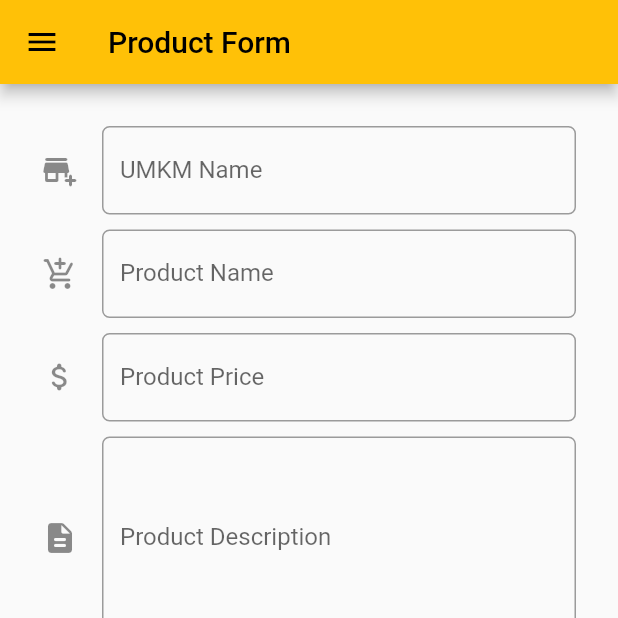
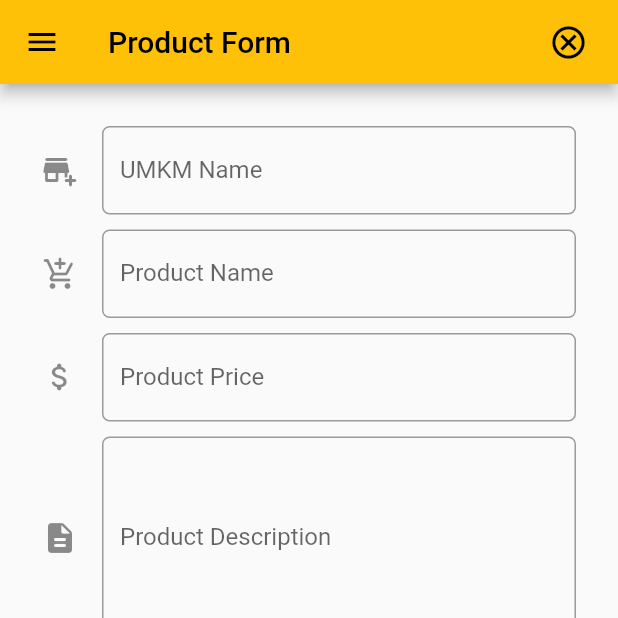
Before and after one commit to PBP22-23-C-11/buzzar-id-mobile, a Flutter app: the MyProductFormPage screen opened directly, on a phone screen of 412 x 824 dp, the top half of it. Run offline on Flutter 3.47's test engine with Material 2 defaults, Android fonts, the phone set to English and light mode, and no system bars; missing offline and left inert: pbp_django_auth; network calls fail.

Commit message:
Add views for flutter

```diff
--- a/buzzarid_mobile/lib/products/page/product_form.dart
+++ b/buzzarid_mobile/lib/products/page/product_form.dart
@@ -1,4 +1,5 @@
 import 'package:buzzarid_mobile/common/components/drawer.dart';
+import 'package:buzzarid_mobile/products/page/product_show.dart';
 import 'package:flutter/material.dart';
 import 'package:flutter/services.dart';
 import 'package:pbp_django_auth/pbp_django_auth.dart';
@@ -27,9 +28,22 @@ class _MyProductFormPageState extends State<MyProductFormPage> {
   Widget build(BuildContext context) {
     final request = context.read<CookieRequest>();
     return Scaffold(
-      appBar: AppBar(
-        title: const Text("Product Form"),
-      ),
+      appBar: AppBar(title: const Text("Product Form"), actions: <Widget>[
+        Padding(
+            padding: const EdgeInsets.only(right: 20.0),
+            child: GestureDetector(
+              onTap: () {
+                Navigator.pushReplacement(
+                    context,
+                    MaterialPageRoute(
+                        builder: (context) => const MyProductPage()));
+              },
+              child: const Icon(
+                Icons.cancel_outlined,
+                size: 26.0,
+              ),
+            )),
+      ]),
       drawer: const AppDrawer(),
       body: Form(
           key: _formKey,
--- a/buzzarid_mobile/pubspec.yaml
+++ b/buzzarid_mobile/pubspec.yaml
@@ -62,9 +62,8 @@ flutter:
   uses-material-design: true
 
   # To add assets to your application, add an assets section, like this:
-  # assets:
-  #   - images/a_dot_burr.jpeg
-  #   - images/a_dot_ham.jpeg
+  assets:
+     - lib/products/assets/LOGO5.png
 
   # An image asset can refer to one or more resolution-specific "variants", see
   # https://flutter.dev/assets-and-images/#resolution-aware
```
Also changed, not shown: buzzarid_mobile/lib/products/page/product_detail.dart (+19 -4 lines), buzzarid_mobile/lib/products/page/product_show.dart (+12 -2 lines).
